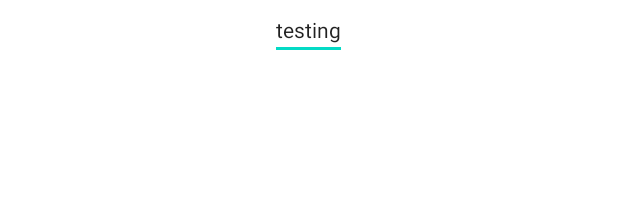
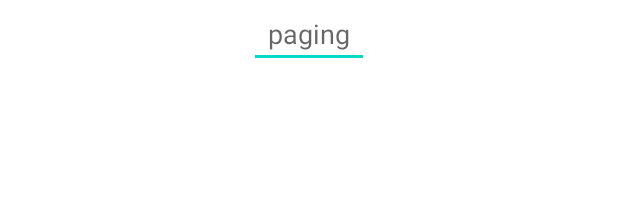
Before and after one commit to kitsin30/RickAndMorty, an Android app: the layout fragment_character_list.xml on its own in the app's theme, with its tools: preview values and no code run, on a phone screen of 412 x 824 dp. Shown: the top 212 px of the screen. Run offline under Robolectric (Android 15) with nearby library versions, the phone set to English and light mode, and no system bars.

Commit message:
implement paging on character list

```diff
--- a/app/src/main/java/com/sin/rickandmorty/controller/CharacterListController.java
+++ b/app/src/main/java/com/sin/rickandmorty/controller/CharacterListController.java
@@ -20,8 +20,8 @@ public class CharacterListController {
         this.mContext = context;
     }
 
-    public void getCharacterList(){
-        Client.getInstance().getCharacter("1").enqueue(new Callback<CharacterResponse>() {
+    public void getCharacterList(String num){
+        Client.getInstance().getCharacter(num).enqueue(new Callback<CharacterResponse>() {
             @Override
             public void onResponse(Call<CharacterResponse> call, Response<CharacterResponse> response) {
                 CharacterResponse characterResponse = response.body();
--- a/app/src/main/res/layout/fragment_character_list.xml
+++ b/app/src/main/res/layout/fragment_character_list.xml
@@ -5,7 +5,8 @@
     xmlns:app="http://schemas.android.com/apk/res-auto"
     android:layout_width="match_parent"
     android:layout_height="match_parent"
-    tools:context=".view.CharacterListFragment">
+    tools:context=".view.CharacterListFragment"
+    android:id="@+id/nsv_chara_list">
 
     <RelativeLayout
         android:layout_width="match_parent"
@@ -19,12 +20,14 @@
 
         <EditText
             android:id="@+id/et_paging"
-            android:layout_width="wrap_content"
+            android:layout_width="80dp"
             android:layout_height="wrap_content"
             android:layout_centerHorizontal="true"
             android:layout_below="@id/rv_character_list"
-            android:text="testing"
-            android:textSize="14sp"/>
+            android:hint="paging"
+            android:inputType="number"
+            android:textSize="18sp"
+            android:textAlignment="center"/>
 
     </RelativeLayout>
 
```
Also changed, not shown: app/src/main/java/com/sin/rickandmorty/view/CharacterListFragment.java (+20 -1 lines).
